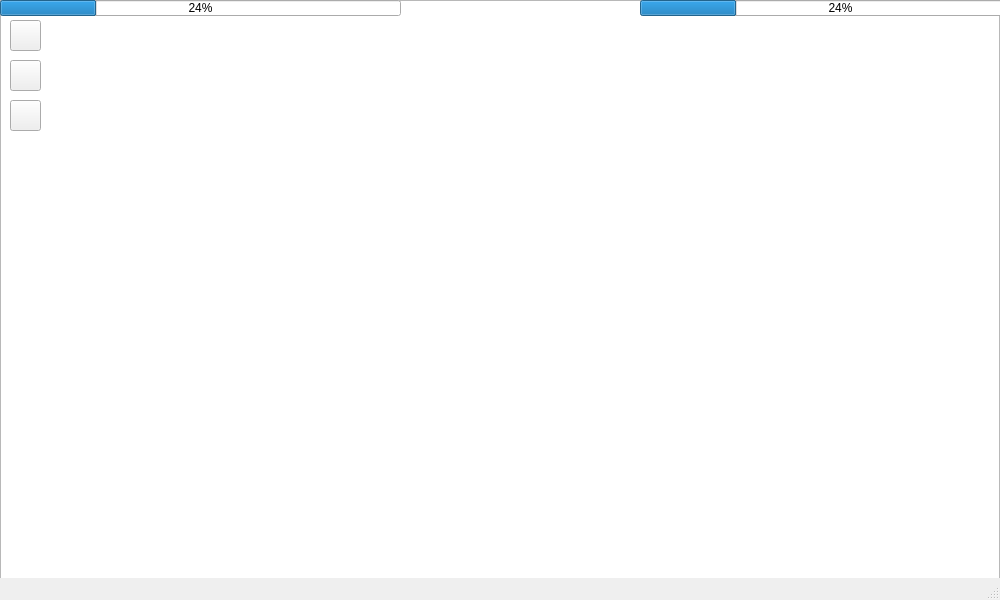
Before: the Qt Designer form ProyectoFinal/mainwindow.ui in michaelstivenzg/ProyectoFinal, drawn with Qt 5.
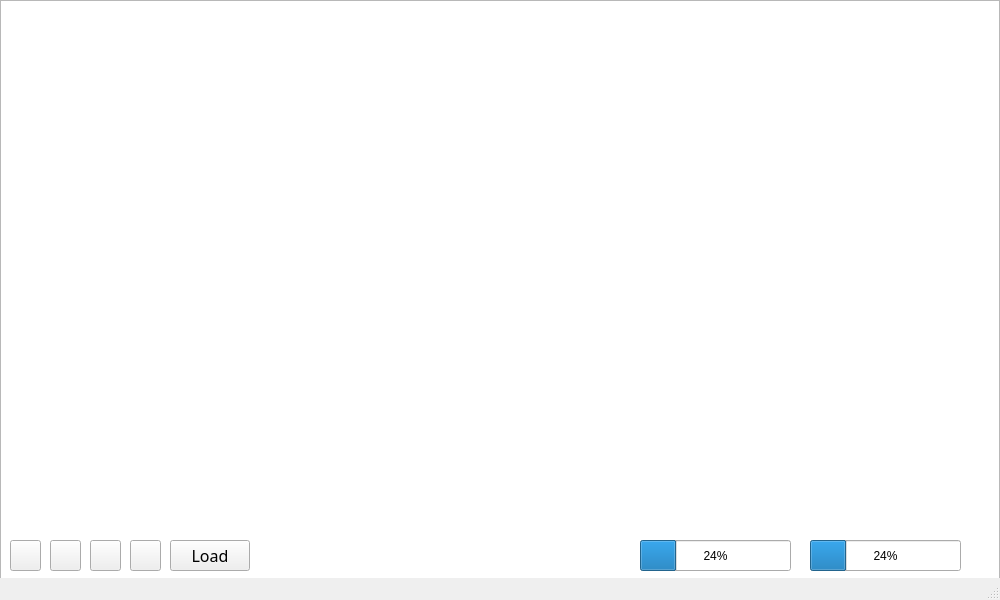
After: the same form once the commit is applied. Icons and pictures are not drawn.

Diff of the .ui file:
```diff
--- a/ProyectoFinal/mainwindow.ui
+++ b/ProyectoFinal/mainwindow.ui
@@ -36,23 +36,23 @@
    <widget class="QProgressBar" name="progressBar">
     <property name="geometry">
      <rect>
-      <x>0</x>
-      <y>0</y>
-      <width>401</width>
-      <height>16</height>
-     </rect>
-    </property>
-    <property name="value">
-     <number>24</number>
-    </property>
-   </widget>
-   <widget class="QProgressBar" name="progressBar_2">
-    <property name="geometry">
-     <rect>
       <x>640</x>
-      <y>0</y>
-      <width>401</width>
-      <height>16</height>
+      <y>540</y>
+      <width>151</width>
+      <height>31</height>
+     </rect>
+    </property>
+    <property name="value">
+     <number>24</number>
+    </property>
+   </widget>
+   <widget class="QProgressBar" name="progressBar_2">
+    <property name="geometry">
+     <rect>
+      <x>810</x>
+      <y>540</y>
+      <width>151</width>
+      <height>31</height>
      </rect>
     </property>
     <property name="value">
@@ -62,8 +62,8 @@
    <widget class="QPushButton" name="save_level">
     <property name="geometry">
      <rect>
-      <x>10</x>
-      <y>60</y>
+      <x>50</x>
+      <y>540</y>
       <width>31</width>
       <height>31</height>
      </rect>
@@ -93,8 +93,8 @@
    <widget class="QPushButton" name="user">
     <property name="geometry">
      <rect>
-      <x>10</x>
-      <y>100</y>
+      <x>90</x>
+      <y>540</y>
       <width>31</width>
       <height>31</height>
      </rect>
@@ -120,7 +120,7 @@
     <property name="geometry">
      <rect>
       <x>10</x>
-      <y>20</y>
+      <y>540</y>
       <width>31</width>
       <height>31</height>
      </rect>
@@ -142,6 +142,64 @@
      </size>
     </property>
    </widget>
+   <widget class="QPushButton" name="pushButton">
+    <property name="geometry">
+     <rect>
+      <x>170</x>
+      <y>540</y>
+      <width>80</width>
+      <height>31</height>
+     </rect>
+    </property>
+    <property name="font">
+     <font>
+      <family>Papyrus</family>
+      <pointsize>12</pointsize>
+     </font>
+    </property>
+    <property name="cursor">
+     <cursorShape>PointingHandCursor</cursorShape>
+    </property>
+    <property name="text">
+     <string>Load</string>
+    </property>
+    <property name="icon">
+     <iconset resource="images.qrc">
+      <normaloff>:/imagenes/ship_enemie.png</normaloff>:/imagenes/ship_enemie.png</iconset>
+    </property>
+    <property name="iconSize">
+     <size>
+      <width>31</width>
+      <height>31</height>
+     </size>
+    </property>
+   </widget>
+   <widget class="QPushButton" name="pushButton_pause">
+    <property name="geometry">
+     <rect>
+      <x>130</x>
+      <y>540</y>
+      <width>31</width>
+      <height>31</height>
+     </rect>
+    </property>
+    <property name="cursor">
+     <cursorShape>PointingHandCursor</cursorShape>
+    </property>
+    <property name="text">
+     <string/>
+    </property>
+    <property name="icon">
+     <iconset resource="images.qrc">
+      <normaloff>:/imagenes/iconfinder_media-pause_216309.png</normaloff>:/imagenes/iconfinder_media-pause_216309.png</iconset>
+    </property>
+    <property name="iconSize">
+     <size>
+      <width>31</width>
+      <height>31</height>
+     </size>
+    </property>
+   </widget>
   </widget>
   <widget class="QMenuBar" name="menubar">
    <property name="geometry">
```
Left out of the diff: 6 changed lines with no effect on the pictures.
